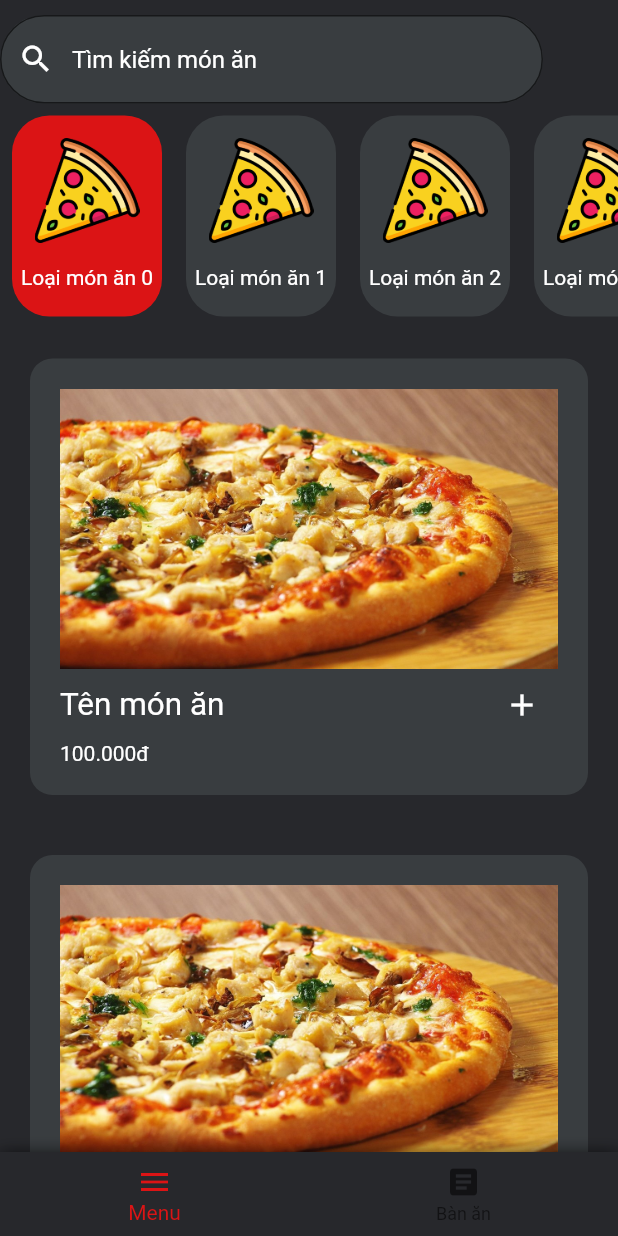
After one commit to BP0901/restaurant_management_layout, a Flutter app: the screen it shows after launch, after a tap on "Trang NV phụ vụ", on a phone screen of 412 x 824 dp. The commit adds this screen. Run offline on Flutter 3.47's test engine with Material 2 defaults, Android fonts, the phone set to English and light mode, and no system bars; our stand-ins replace flutter_svg, get.

Commit message:
Waiter Screen

```diff
--- /dev/null
+++ b/lib/Screens/WaiterActivity.dart
@@ -0,0 +1,263 @@
+import 'package:flutter/material.dart';
+
+import '../Util/constants.dart';
+
+class WaiterActivity extends StatefulWidget {
+  WaiterActivity({Key? key}) : super(key: key);
+
+  @override
+  State<WaiterActivity> createState() => _WaiterActivityState();
+}
+
+class _WaiterActivityState extends State<WaiterActivity> {
+  int _currentIndex = 0;
+
+  void onTabTapped(int index) {
+    setState(() {
+      _currentIndex = index;
+    });
+  }
+
+  final List<Widget> _children = [
+    const MenuFood(),
+    const ManageTable(),
+  ];
+
+  @override
+  Widget build(BuildContext context) {
+    return Scaffold(
+      body: SafeArea(
+        child: _children[_currentIndex],
+      ),
+      bottomNavigationBar: Container(
+        decoration: const BoxDecoration(
+          boxShadow: <BoxShadow>[
+            BoxShadow(
+              offset: Offset(0.5, 3),
+              color: Colors.black,
+              blurRadius: 10,
+            ),
+          ],
+        ),
+        child: BottomNavigationBar(
+            currentIndex: _currentIndex,
+            backgroundColor: kSupColor,
+            selectedItemColor: kPrimaryColor,
+            elevation: 20,
+            onTap: onTabTapped,
+            items: [
+              const BottomNavigationBarItem(
+                icon: Icon(Icons.menu),
+                label: "Menu",
+              ),
+              const BottomNavigationBarItem(
+                icon: Icon(Icons.article),
+                label: "Bàn ăn",
+              ),
+            ]),
+      ),
+    );
+  }
+}
+
+class MenuFood extends StatefulWidget {
+  const MenuFood({
+    Key? key,
+  }) : super(key: key);
+
+  @override
+  State<MenuFood> createState() => _MenuFoodState();
+}
+
+class _MenuFoodState extends State<MenuFood> {
+  var _cateIndex = 0;
+
+  chooseCategory(chooseIndex) {
+    _cateIndex = chooseIndex;
+  }
+
+  foodCard(int index) {
+    return Padding(
+      padding: const EdgeInsets.all(kDefaultPadding),
+      child: Container(
+        decoration: BoxDecoration(
+            color: kSecondaryColor, borderRadius: BorderRadius.circular(15)),
+        child: Padding(
+            padding: const EdgeInsets.all(kDefaultPadding),
+            child: Column(
+              children: [
+                Image.asset("assets/images/pizza_pic.jpg"),
+                Container(
+                  decoration: const BoxDecoration(color: kSecondaryColor),
+                  child: Column(
+                    children: [
+                      Row(
+                        mainAxisAlignment: MainAxisAlignment.spaceBetween,
+                        children: [
+                          const Text(
+                            "Tên món ăn",
+                            textScaleFactor: 1.5,
+                            style: TextStyle(color: Colors.white),
+                          ),
+                          IconButton(
+                              onPressed: () {},
+                              icon: const Icon(
+                                Icons.add,
+                                color: Colors.white,
+                              ))
+                        ],
+                      ),
+                      Row(
+                        children: [
+                          const Text(
+                            "100.000đ",
+                            style: TextStyle(
+                              color: Colors.white,
+                            ),
+                          )
+                        ],
+                      )
+                    ],
+                  ),
+                ),
+              ],
+            )),
+      ),
+    );
+  }
+
+  @override
+  Widget build(BuildContext context) {
+    return SingleChildScrollView(
+      child: Container(
+        decoration: const BoxDecoration(
+          color: kSupColor,
+        ),
+        child: Column(
+          children: [
+            const findFood(),
+            SizedBox(
+              height: 150,
+              child: ListView.builder(
+                  scrollDirection: Axis.horizontal,
+                  itemCount: 10,
+                  itemBuilder: (context, index) {
+                    return GestureDetector(
+                      onTap: () {
+                        setState(() {
+                          _cateIndex = index;
+                        });
+                      },
+                      child: Padding(
+                        padding: const EdgeInsets.all(8.0),
+                        child: Container(
+                          width: 100,
+                          decoration: BoxDecoration(
+                              color: index == _cateIndex
+                                  ? kPrimaryColor
+                                  : kSecondaryColor,
+                              borderRadius: BorderRadius.circular(25)),
+                          child: Column(
+                            children: [
+                              Padding(
+                                padding: const EdgeInsets.all(15),
+                                child: Image.asset(
+                                  "assets/images/pizza.png",
+                                ),
+                              ),
+                              Text(
+                                "Loại món ăn $index",
+                                style: const TextStyle(color: Colors.white),
+                              ),
+                            ],
+                          ),
+                        ),
+                      ),
+                    );
+                  }),
+            ),
+            foodCard(1),
+            foodCard(1),
+            foodCard(1),
+          ],
+        ),
+      ),
+    );
+  }
+}
+
+class findFood extends StatelessWidget {
+  const findFood({
+    Key? key,
+  }) : super(key: key);
+
+  @override
+  Widget build(BuildContext context) {
+    return const Padding(
+      padding: EdgeInsets.only(top: 10, right: 50),
+      child: TextField(
+        style: TextStyle(color: Colors.white),
+        decoration: InputDecoration(
+            focusColor: kPrimaryColor,
+            prefixIcon: Icon(
+              Icons.search,
+              color: Colors.white,
+            ),
+            border: OutlineInputBorder(
+              borderRadius: BorderRadius.all(
+                Radius.circular(30),
+              ),
+            ),
+            filled: true,
+            fillColor: kSecondaryColor,
+            hintText: "Tìm kiếm món ăn",
+            hintStyle: TextStyle(color: Colors.white)),
+      ),
+    );
+  }
+}
+
+class ManageTable extends StatelessWidget {
+  const ManageTable({
+    Key? key,
+  }) : super(key: key);
+
+  @override
+  Widget build(BuildContext context) {
+    tableRow(int index) {
+      return Padding(
+        padding: const EdgeInsets.all(8.0),
+        child: Container(
+          decoration: const BoxDecoration(color: kSecondaryColor),
+          child: Padding(
+            padding: const EdgeInsets.all(kDefaultPadding),
+            child: Row(
+              mainAxisAlignment: MainAxisAlignment.spaceBetween,
+              children: [
+                Text(
+                  "Bàn ăn $index",
+                  textScaleFactor: 1.5,
+                  style: const TextStyle(color: Colors.white),
+                ),
+                const Text(
+                  "(Trạng Thái)",
+                  textScaleFactor: 1.5,
+                  style: TextStyle(color: Colors.white),
+                ),
+              ],
+            ),
+          ),
+        ),
+      );
+    }
+
+    return Container(
+        decoration: const BoxDecoration(
+          color: kSupColor,
+        ),
+        child: ListView.builder(
+          itemCount: 20,
+          itemBuilder: (context, index) => tableRow(index),
+        ));
+  }
+}
--- a/lib/Util/constants.dart
+++ b/lib/Util/constants.dart
@@ -1,7 +1,8 @@
 import 'package:flutter/material.dart';
 
 const kPrimaryColor = Color.fromARGB(239, 231, 19, 19);
-const kSecondaryColor = Color.fromARGB(228, 56, 51, 42);
+const kSecondaryColor = Color(0xFF393D40);
+const kSupColor =  Color(0XFF27282C);
 const kContentColorLightTheme = Color(0xFF1D1D35);
 const kContentColorDarkTheme = Color(0xFFF5FCF9);
 const kWarninngColor = Color(0xFFF3BB1C);
--- a/lib/main.dart
+++ b/lib/main.dart
@@ -2,6 +2,7 @@ import 'package:flutter/material.dart';
 import 'package:get/get.dart';
 import 'package:restaurant_management/Screens/ChefActivity.dart';
 import 'package:restaurant_management/Screens/ManagementActivity.dart';
+import 'package:restaurant_management/Screens/WaiterActivity.dart';
 import 'package:restaurant_management/Screens/login_screen.dart';
 import 'components/flash_message.dart';
 import 'package:restaurant_management/Screens/ManagementActivity.dart';
@@ -45,7 +46,7 @@ class _MyHomePageState extends State<MyHomePage> {
           mainAxisAlignment: MainAxisAlignment.center,
           children: <Widget>[
             const Login(),
-            OutlinedButton(onPressed: () {}, child: Text("Trang NV phục vụ")),
+            const gotoWaiterActivity(),
             const goManagementActivity(),
             const ChefScreen(),
             const gotoCashier(),
@@ -54,6 +55,21 @@ class _MyHomePageState extends State<MyHomePage> {
         ),
       ),
     );
+  }
+}
+
+class gotoWaiterActivity extends StatelessWidget {
+  const gotoWaiterActivity({
+    Key? key,
+  }) : super(key: key);
+
+  @override
+  Widget build(BuildContext context) {
+    return ElevatedButton(
+        onPressed: () {
+          Get.to(WaiterActivity());
+        },
+        child: const Text("Trang NV phụ vụ"));
   }
 }
 
```
Also changed, not shown: lib/Screens/ChefActivity.dart (+12 -1 lines), lib/Screens/login_screen.dart (+4 -4 lines), assets/images/pizza.png (added), assets/images/pizza_pic.jpg (added).
